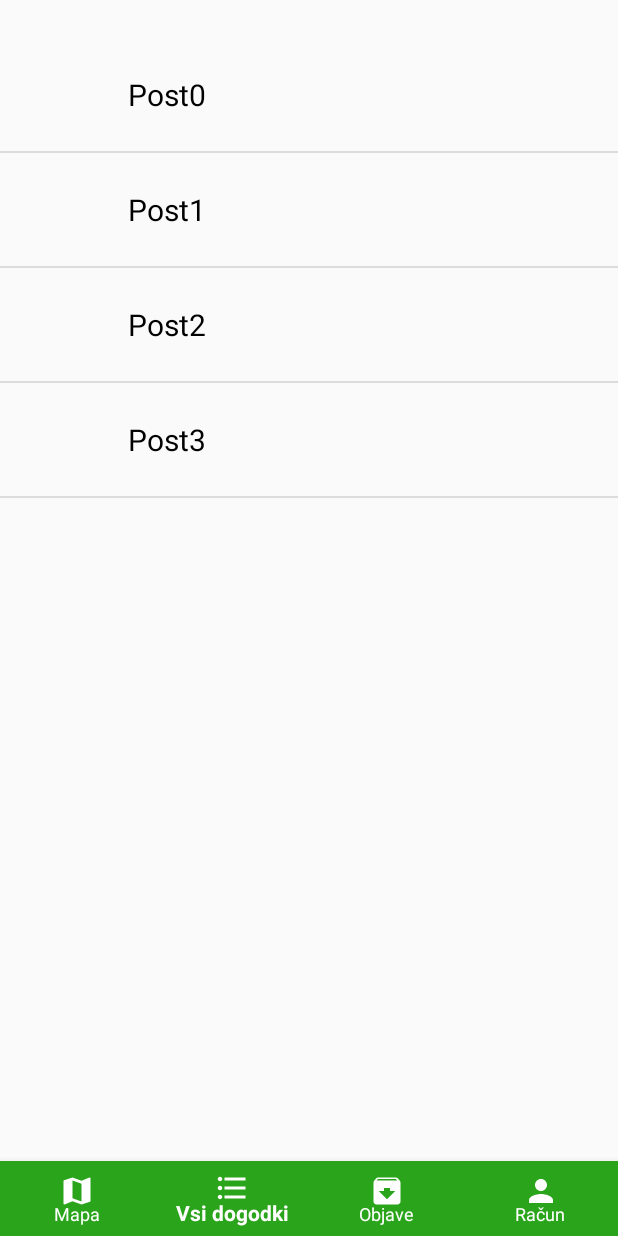
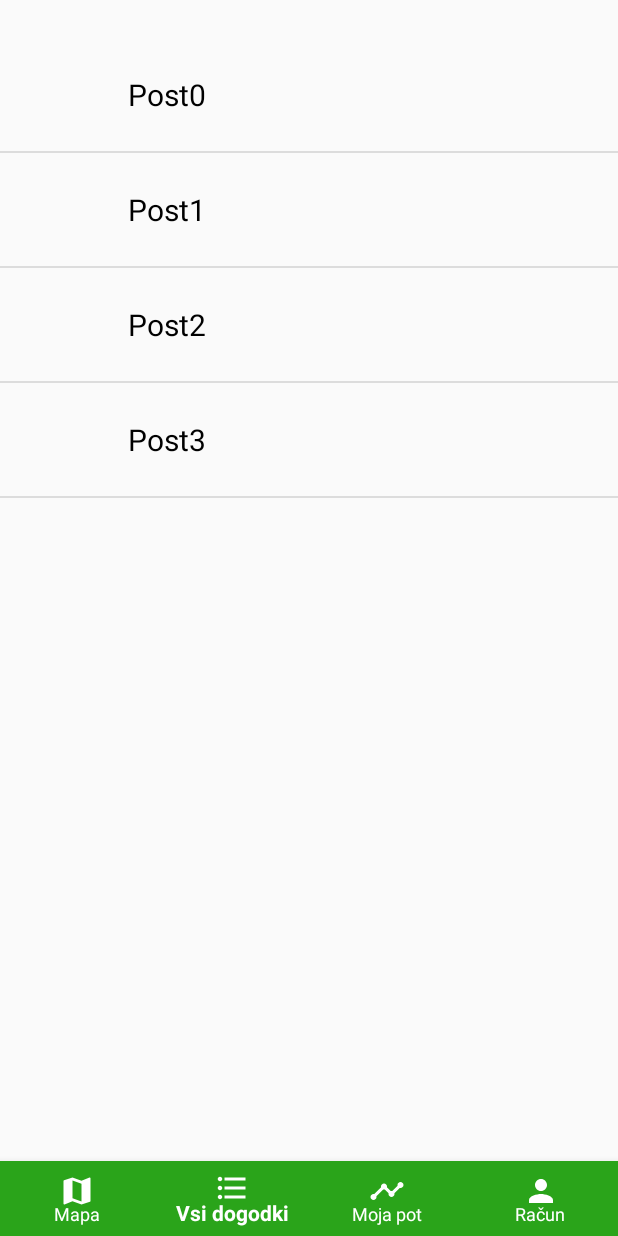
Before and after one commit to SamGres/TrafficMonitor, an Android app: the NavActivity screen opened directly, with no data from a screen before it, item 2 of the bottom bar chosen, on a phone screen of 412 x 824 dp. Run offline under Robolectric (Android 15) with nearby library versions, the phone set to English and light mode, and no system bars.

Commit message:
Delujoča mapa, avtentikacija ish

```diff
--- a/Android/app/src/main/java/com/example/lukak/samgre/Map.java
+++ b/Android/app/src/main/java/com/example/lukak/samgre/Map.java
@@ -1,6 +1,7 @@
 package com.example.lukak.samgre;
 
 import android.app.DownloadManager;
+import android.content.Context;
 import android.content.Intent;
 import android.content.SharedPreferences;
 import android.preference.PreferenceManager;
@@ -43,8 +44,9 @@ public class Map extends Fragment implements OnMapReadyCallback {
     private static final String MAP_VIEW_BUNDLE_KEY = "AIzaSyC-GjITQrAeucuUZj6104a5EL0uQIi1WwU";
     private MapView mapView;
     private GoogleMap gmap;
-    ArrayList<Post> AllPosts;
+    ArrayList<Post> AllPosts = new ArrayList<>();
     OkHttpClient client = new OkHttpClient();
+
 
     @Override
     public View onCreateView(LayoutInflater inflater, ViewGroup parent, Bundle savedInstanceState) {
@@ -68,7 +70,7 @@ public class Map extends Fragment implements OnMapReadyCallback {
         mapView.getMapAsync(this);
 
 
-        SharedPreferences mpref = PreferenceManager.getDefaultSharedPreferences(view.getContext());
+        SharedPreferences mpref = PreferenceManager.getDefaultSharedPreferences(view.getContext().getApplicationContext());
         String token = mpref.getString("Token", "nega");
 
 
@@ -81,12 +83,20 @@ public class Map extends Fragment implements OnMapReadyCallback {
 
     }
 
+    public void DodajMarkerje() {
+        for (int i = 0; i < AllPosts.size(); i++) {
+            gmap.addMarker(new MarkerOptions().position(new LatLng(AllPosts.get(i).y, AllPosts.get(i).x)).title(AllPosts.get(i).description));
+
+        }
+    }
+
     @Override
     public void onMapReady(GoogleMap googleMap) {
         gmap = googleMap;
-        LatLng sydney = new LatLng(-34, 151);
-        gmap.addMarker(new MarkerOptions().position(sydney).title("Marker in Sydney"));
-        gmap.moveCamera(CameraUpdateFactory.newLatLng(sydney));
+        gmap.moveCamera(CameraUpdateFactory.newLatLngZoom(new LatLng(46.0761518, 14.2494279), 9.25f));
+
+        //TODO marker on click
+        //TODO marker oblikovanje
 
 
     }
@@ -151,8 +161,7 @@ public class Map extends Fragment implements OnMapReadyCallback {
         client.newCall(request)
                 .enqueue(new Callback() {
                     @Override
-                    public void onFailure(okhttp3.Call call, IOException e)
-                    {
+                    public void onFailure(okhttp3.Call call, IOException e) {
 
                     }
 
@@ -162,6 +171,16 @@ public class Map extends Fragment implements OnMapReadyCallback {
                         Gson gson = new Gson();
                         AllPosts = new ArrayList<Post>(Arrays.asList(gson.fromJson(res, Post[].class)));
 
+
+                        getActivity().runOnUiThread((new Runnable() {
+                            @Override
+                            public void run() {
+                                //Handle UI here
+                                DodajMarkerje();
+
+                            }
+                        }));
+
                     }
 
 
--- a/Android/app/src/main/java/com/example/lukak/samgre/Post.java
+++ b/Android/app/src/main/java/com/example/lukak/samgre/Post.java
@@ -9,15 +9,15 @@ public class Post {
     int idPost;
     String description;
     String category;
-    BigDecimal x;
-    BigDecimal y;
+    Double x;
+    double y;
     String region;
 
     User user;
 
     public Post() {}
 
-    public Post(int idPost, String descriptio, String category, BigDecimal x, BigDecimal y, String region)
+    public Post(int idPost, String descriptio, String category, double x, double y, String region)
     {
         this.idPost = idPost;
         this.description = descriptio;
@@ -51,19 +51,19 @@ public class Post {
         this.category = category;
     }
 
-    public BigDecimal getX() {
+    public Double getX() {
         return x;
     }
 
-    public void setX(BigDecimal x) {
+    public void setX(Double x) {
         this.x = x;
     }
 
-    public BigDecimal getY() {
+    public Double getY() {
         return y;
     }
 
-    public void setY(BigDecimal y) {
+    public void setY(Double y) {
         this.y = y;
     }
 
--- /dev/null
+++ b/Android/app/src/main/res/drawable/ic_timeline_white_24dp.xml
@@ -0,0 +1,5 @@
+<vector android:height="24dp" android:tint="#FFFFFF"
+    android:viewportHeight="24.0" android:viewportWidth="24.0"
+    android:width="24dp" xmlns:android="http://schemas.android.com/apk/res/android">
+    <path android:fillColor="#FF000000" android:pathData="M23,8c0,1.1 -0.9,2 -2,2 -0.18,0 -0.35,-0.02 -0.51,-0.07l-3.56,3.55c0.05,0.16 0.07,0.34 0.07,0.52 0,1.1 -0.9,2 -2,2s-2,-0.9 -2,-2c0,-0.18 0.02,-0.36 0.07,-0.52l-2.55,-2.55c-0.16,0.05 -0.34,0.07 -0.52,0.07s-0.36,-0.02 -0.52,-0.07l-4.55,4.56c0.05,0.16 0.07,0.33 0.07,0.51 0,1.1 -0.9,2 -2,2s-2,-0.9 -2,-2 0.9,-2 2,-2c0.18,0 0.35,0.02 0.51,0.07l4.56,-4.55C8.02,9.36 8,9.18 8,9c0,-1.1 0.9,-2 2,-2s2,0.9 2,2c0,0.18 -0.02,0.36 -0.07,0.52l2.55,2.55c0.16,-0.05 0.34,-0.07 0.52,-0.07s0.36,0.02 0.52,0.07l3.55,-3.56C19.02,8.35 19,8.18 19,8c0,-1.1 0.9,-2 2,-2s2,0.9 2,2z"/>
+</vector>
--- a/Android/app/src/main/res/menu/navigation.xml
+++ b/Android/app/src/main/res/menu/navigation.xml
@@ -13,8 +13,8 @@
 
     <item
         android:id="@+id/navigation_dashboard"
-        android:icon="@drawable/ic_archive_white_24dp"
-        android:title="Objave" />
+        android:icon="@drawable/ic_timeline_white_24dp"
+        android:title="Moja pot" />
 
     <item
         android:id="@+id/navigation_account"
```
Also changed, not shown: Android/app/src/main/java/com/example/lukak/samgre/MainActivity.java (+3 -4 lines).
